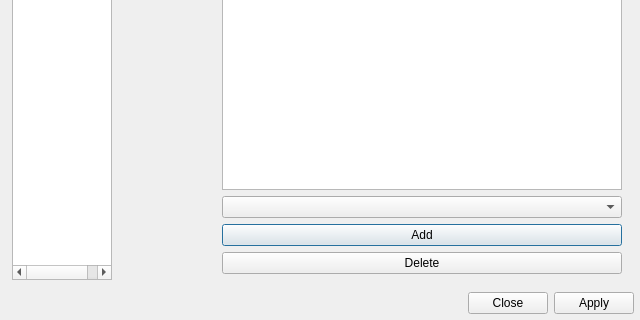
labwc/labwc-tweaks, file tweaks-qt/maindialog.ui: the form before one commit; both pictures show x 0 to 640 and y 160 to 480 of the 640 by 480 pixel window.
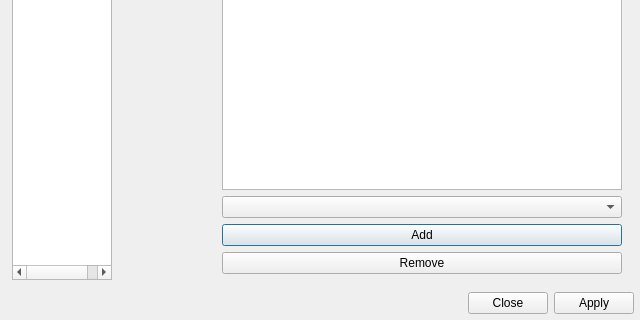
The form after the commit. The open tabs and pages were chosen to show the change. Icons and pictures are not drawn.

Commit message: [fixup] s/Delete/Remove/ for button

```diff
--- a/tweaks-qt/maindialog.ui
+++ b/tweaks-qt/maindialog.ui
@@ -201,7 +201,7 @@
             <item>
              <widget class="QPushButton" name="layoutDelete">
               <property name="text">
-               <string>Delete</string>
+               <string>Remove</string>
               </property>
              </widget>
             </item>
```
Left out of the diff: 2 changed lines with no effect on the pictures. The commit also changes 1 other file.
